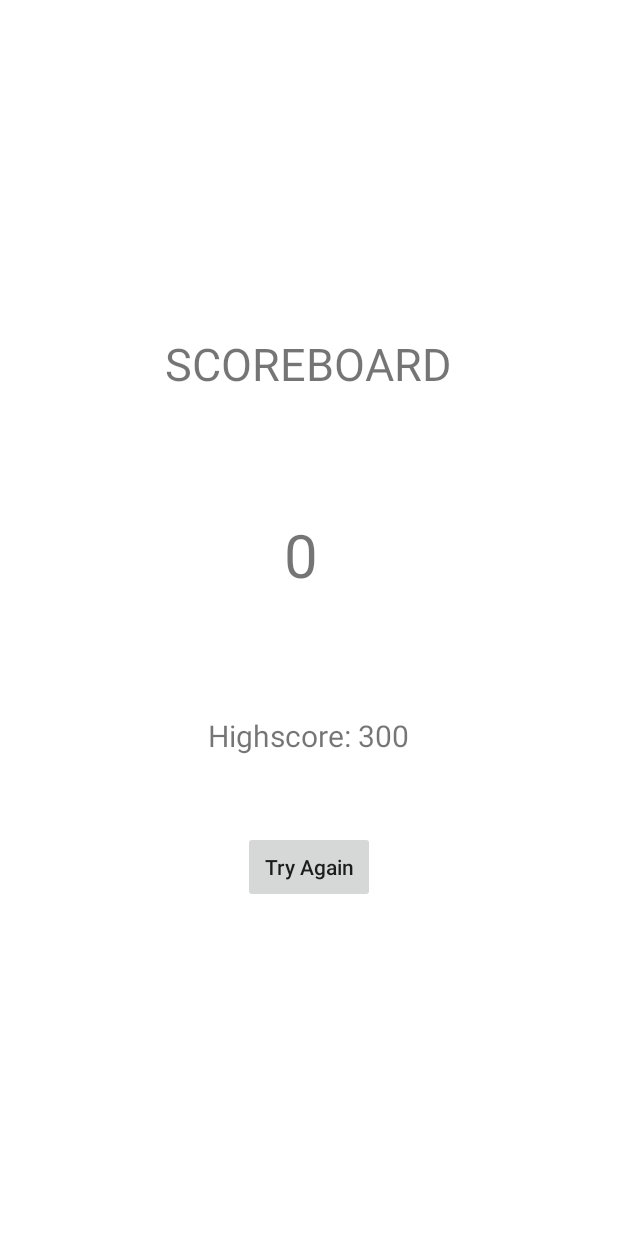
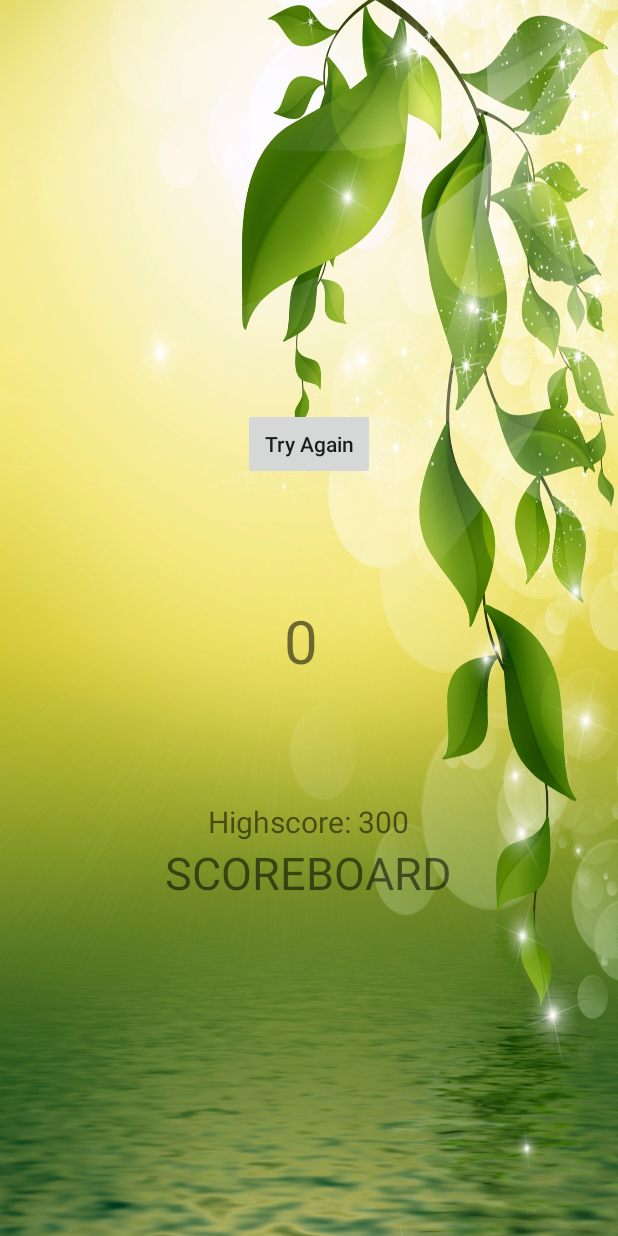
Before and after one commit to AviAmzalac/Memoris, an Android app: the Results_page screen opened directly, with no data from a screen before it, on a phone screen of 412 x 824 dp. Run offline under Robolectric (Android 15) with nearby library versions, the phone set to English and light mode, and no system bars.

Commit message:
Signed-off-by: Gregory CADERBY <bcaderby@gmail.com>
Creation/Ajout d'image de fond : resultat , jeu , timer
Resultat.java : ajout de la fonction goto_difficulty ( permet de quitter la page de score pour aller
					vers la page du choix de la difficulté)
Centrage des items sur chaque pages

```diff
--- a/app/src/main/java/com/example/memories/Results_page.java
+++ b/app/src/main/java/com/example/memories/Results_page.java
@@ -76,6 +76,10 @@
         });
         mHomeWatcher.startWatch();
     }
+    public void goto_difficulty_page(View view) {
+        Intent gameActivity = new Intent(Results_page.this, Difficulty_page.class);
+        startActivity(gameActivity);
+    }
 
     @Override
     protected void onResume() {
--- a/app/src/main/res/layout/results_page.xml
+++ b/app/src/main/res/layout/results_page.xml
@@ -2,11 +2,36 @@
 <androidx.appcompat.widget.LinearLayoutCompat xmlns:android="http://schemas.android.com/apk/res/android"
     xmlns:app="http://schemas.android.com/apk/res-auto"
     xmlns:tools="http://schemas.android.com/tools"
+    android:layout_width="match_parent"
     android:layout_height="match_parent"
-        android:layout_width="match_parent"
-        android:background="@color/white"
-        android:orientation="vertical"
-        android:gravity="center">
+    android:background="@drawable/resultat"
+    android:gravity="center"
+    android:orientation="vertical">
+
+    <Button
+        android:id="@+id/tryAgain"
+        android:layout_width="wrap_content"
+        android:layout_height="wrap_content"
+        android:layout_marginTop="50dp"
+        android:onClick="goto_difficulty_page"
+        android:text="Try Again"
+        android:textAllCaps="false" />
+
+    <TextView
+        android:id="@+id/scoreLabel"
+        android:layout_width="wrap_content"
+        android:layout_height="wrap_content"
+        android:layout_marginTop="80dp"
+        android:text="150"
+        android:textSize="40sp" />
+
+    <TextView
+        android:id="@+id/highScoreLabel"
+        android:layout_width="wrap_content"
+        android:layout_height="wrap_content"
+        android:layout_marginTop="80dp"
+        android:text="Highscore: 300"
+        android:textSize="20sp" />
 
     <TextView
         android:id="@+id/scoreboard"
@@ -14,28 +39,4 @@
         android:layout_height="wrap_content"
         android:text="SCOREBOARD"
         android:textSize="30sp" />
-
-        <TextView
-            android:id="@+id/scoreLabel"
-            android:layout_width="wrap_content"
-            android:layout_height="wrap_content"
-            android:textSize="40sp"
-            android:text="150"
-            android:layout_marginTop="80dp" />
-
-        <TextView
-            android:id="@+id/highScoreLabel"
-            android:layout_width="wrap_content"
-            android:layout_height="wrap_content"
-            android:textSize="20sp"
-            android:text="Highscore: 300"
-            android:layout_marginTop="80dp" />
-
-        <Button
-            android:id="@+id/tryAgain"
-            android:layout_width="wrap_content"
-            android:layout_height="wrap_content"
-            android:layout_marginTop="50dp"
-            android:text="Try Again"
-            android:textAllCaps="false" />
 </androidx.appcompat.widget.LinearLayoutCompat>
```
Also changed, not shown: app/src/main/res/layout/difficulty_page.xml (+9 -9 lines), app/src/main/res/layout/easy_user_interface.xml (+177 -153 lines), app/src/main/res/layout/timer_page.xml (+8 -8 lines), app/src/main/res/drawable/bck_app.png, app/src/main/res/drawable/cadre.png (added), app/src/main/res/drawable/feuille.png (added), app/src/main/res/drawable/fleur.png (added), app/src/main/res/drawable/jeu.png (added), app/src/main/res/drawable/resultat.jpg (added), app/src/main/res/drawable/timer.png (added), app/src/main/res/drawable/utilitaire/bck_app - 2.png (added), app/src/main/res/drawable/utilitaire/cadre.png (added), app/src/main/res/drawable/utilitaire/feuille.png (added), app/src/main/res/drawable/watercolor.png (added). Lines whose indentation alone changed are shown as unchanged.
